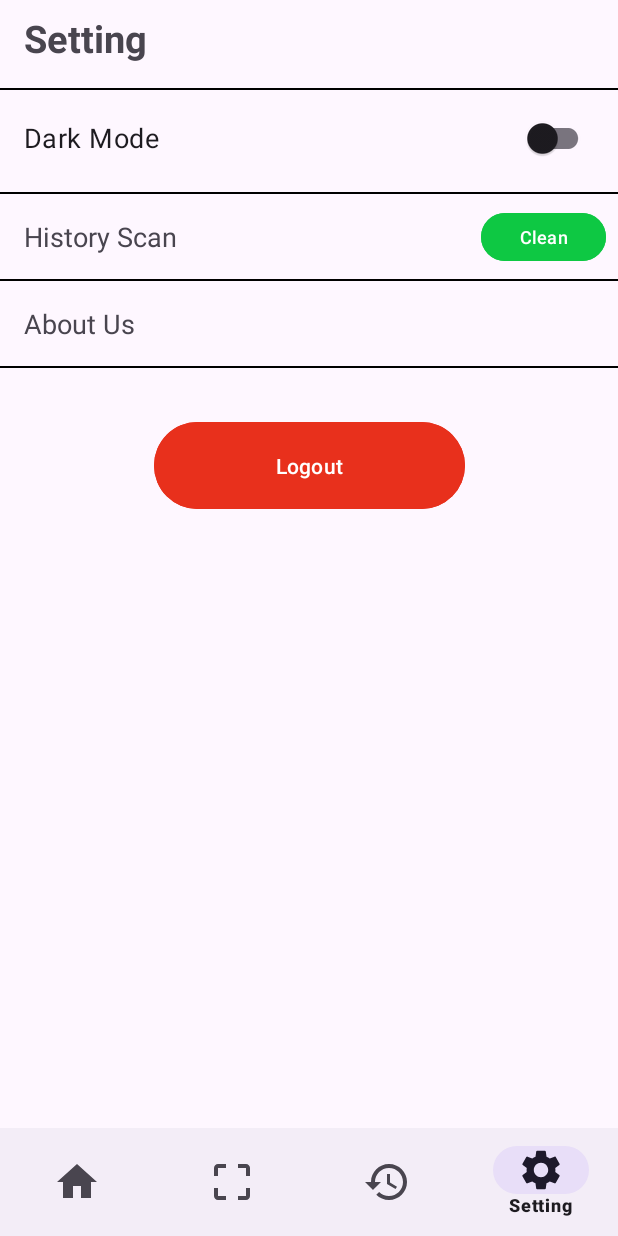
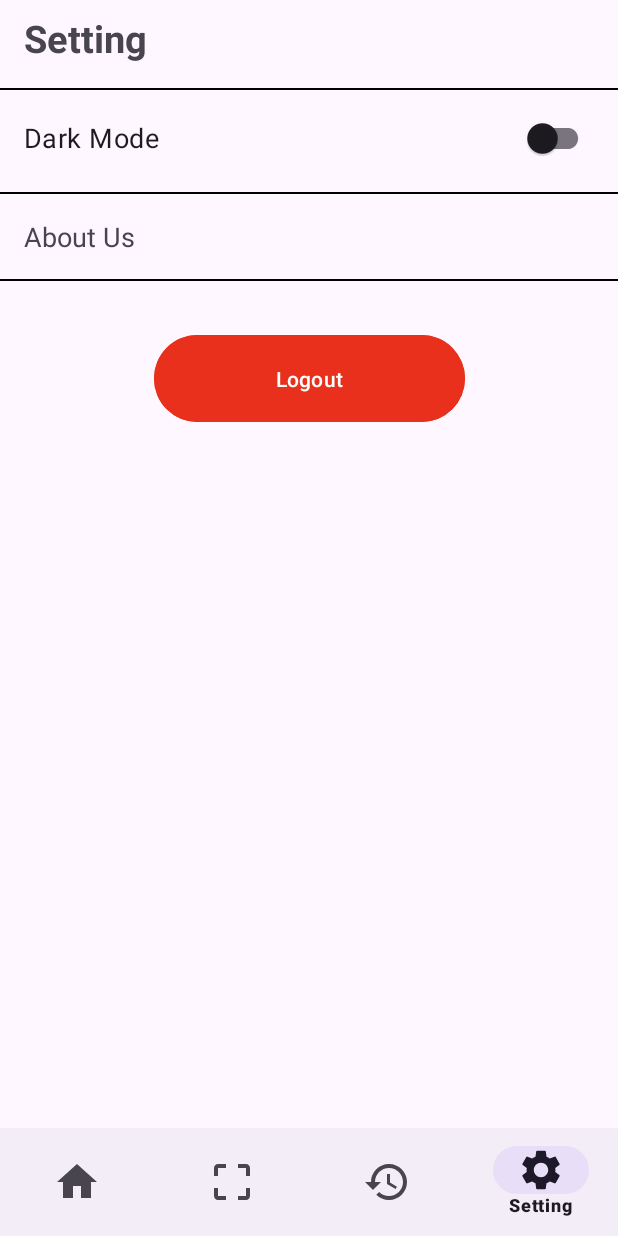
Before and after one commit to adrianjremia/codet.id, an Android app: the SettingFragment screen opened through its navigation route, on a phone screen of 412 x 824 dp. Run offline under Robolectric (Android 15) with nearby library versions, the phone set to English and light mode, and no system bars; our stand-ins replace navigation-ui.

Commit message:
Erased clear history feature, fixed some layouts, finishing

```diff
--- a/app/src/main/java/com/capstone/codet/data/api/ApiService.kt
+++ /dev/null
@@ -1,18 +0,0 @@
-package com.capstone.codet.data.api
-
-import com.capstone.codet.data.response.PredictResponse
-import okhttp3.MultipartBody
-import retrofit2.http.Multipart
-import retrofit2.http.POST
-import retrofit2.http.Part
-
-interface ApiService {
-
-    @Multipart
-    @POST("/predict")
-    suspend fun getPredict(
-        @Part file: MultipartBody.Part
-    ): PredictResponse
-
-
-}
--- a/app/src/main/java/com/capstone/codet/ui/setting/SettingFragment.kt
+++ b/app/src/main/java/com/capstone/codet/ui/setting/SettingFragment.kt
@@ -21,7 +21,6 @@ class SettingFragment:Fragment() {
     private val viewModel: SettingViewModel by viewModels {
         ViewModelFactory.getInstance(requireActivity())
     }
-
 
     override fun onCreateView(
         inflater: LayoutInflater,
--- a/app/src/main/res/drawable/baseline_history_24.xml
+++ /dev/null
@@ -1,5 +0,0 @@
-<vector xmlns:android="http://schemas.android.com/apk/res/android" android:height="24dp" android:tint="#000000" android:viewportHeight="24" android:viewportWidth="24" android:width="24dp">
-
-    <path android:fillColor="@android:color/white" android:pathData="M13,3c-4.97,0 -9,4.03 -9,9L1,12l3.89,3.89 0.07,0.14L9,12L6,12c0,-3.87 3.13,-7 7,-7s7,3.13 7,7 -3.13,7 -7,7c-1.93,0 -3.68,-0.79 -4.94,-2.06l-1.42,1.42C8.27,19.99 10.51,21 13,21c4.97,0 9,-4.03 9,-9s-4.03,-9 -9,-9zM12,8v5l4.28,2.54 0.72,-1.21 -3.5,-2.08L13.5,8L12,8z"/>
-
-</vector>
--- a/app/src/main/res/layout/fragment_setting.xml
+++ b/app/src/main/res/layout/fragment_setting.xml
@@ -54,27 +54,6 @@
         app:layout_constraintTop_toBottomOf="@id/switch_theme" />
 
     <TextView
-        android:id="@+id/tvHistoryScan"
-        android:layout_width="wrap_content"
-        android:layout_height="wrap_content"
-        android:layout_marginStart="16dp"
-        android:layout_marginTop="16dp"
-        android:text="History Scan"
-        android:textSize="18sp"
-        app:layout_constraintStart_toStartOf="parent"
-        app:layout_constraintTop_toBottomOf="@+id/divider2" />
-
-    <View
-        android:id="@+id/divider3"
-        android:layout_width="0dp"
-        android:layout_height="1dp"
-        android:layout_marginTop="16dp"
-        android:background="@color/black"
-        app:layout_constraintEnd_toEndOf="parent"
-        app:layout_constraintStart_toStartOf="parent"
-        app:layout_constraintTop_toBottomOf="@id/tvHistoryScan" />
-
-    <TextView
         android:id="@+id/tvAboutUs"
         android:layout_width="wrap_content"
         android:layout_height="wrap_content"
@@ -83,7 +62,7 @@
         android:text="About Us"
         android:textSize="18sp"
         app:layout_constraintStart_toStartOf="parent"
-        app:layout_constraintTop_toBottomOf="@+id/divider3" />
+        app:layout_constraintTop_toBottomOf="@+id/divider2" />
 
     <View
         android:id="@+id/divider4"
@@ -94,18 +73,6 @@
         app:layout_constraintEnd_toEndOf="parent"
         app:layout_constraintStart_toStartOf="parent"
         app:layout_constraintTop_toBottomOf="@id/tvAboutUs" />
-
-    <Button
-        android:id="@+id/button"
-        android:layout_width="83dp"
-        android:layout_height="40dp"
-        android:layout_marginEnd="8dp"
-        android:text="Clean"
-        android:textSize="12sp"
-        android:backgroundTint="@color/green"
-        app:layout_constraintBottom_toTopOf="@+id/divider3"
-        app:layout_constraintEnd_toEndOf="parent"
-        app:layout_constraintTop_toBottomOf="@+id/divider2" />
 
     <Button
         android:id="@+id/btnLogout"
--- a/app/src/main/res/values/dimens.xml
+++ /dev/null
@@ -1,5 +0,0 @@
-<resources>
-    <!-- Default screen margins, per the Android Design guidelines. -->
-    <dimen name="activity_horizontal_margin">16dp</dimen>
-    <dimen name="activity_vertical_margin">16dp</dimen>
-</resources>
--- a/app/src/main/res/values/strings.xml
+++ b/app/src/main/res/values/strings.xml
@@ -1,9 +1,5 @@
 <resources>
     <string name="app_name">Codet</string>
-
-    <string name="title_home">Home</string>
-    <string name="title_scan">Scan</string>
-    <string name="title_history">History</string>
 
     <string name="predicting">Predicting</string>
     <string name="prediction_result">Prediction Result:</string>
```
Also changed, not shown: app/src/main/java/com/capstone/codet/data/api/ApiConfig.kt (deleted, +0 -31 lines), app/src/main/res/drawable/baseline_camera_alt_24.xml (deleted, +0 -7 lines), app/src/main/res/drawable/ic_home_black_24dp.xml (deleted, +0 -9 lines), app/src/main/res/menu/bottom_nav_menu.xml (deleted, +0 -19 lines), 2 other files.
